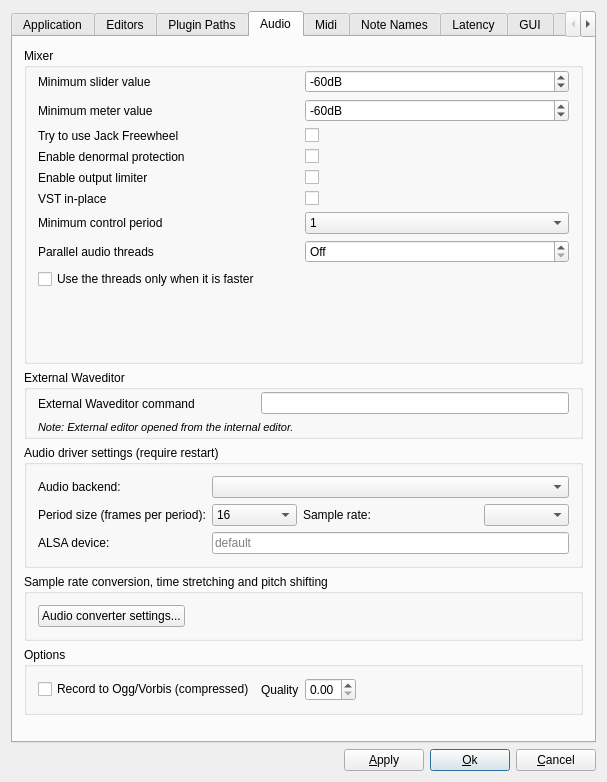
This is src/muse/components/gensetbase.ui in spamatica/muse as Qt 5 draws it before an edit. The edited form follows.
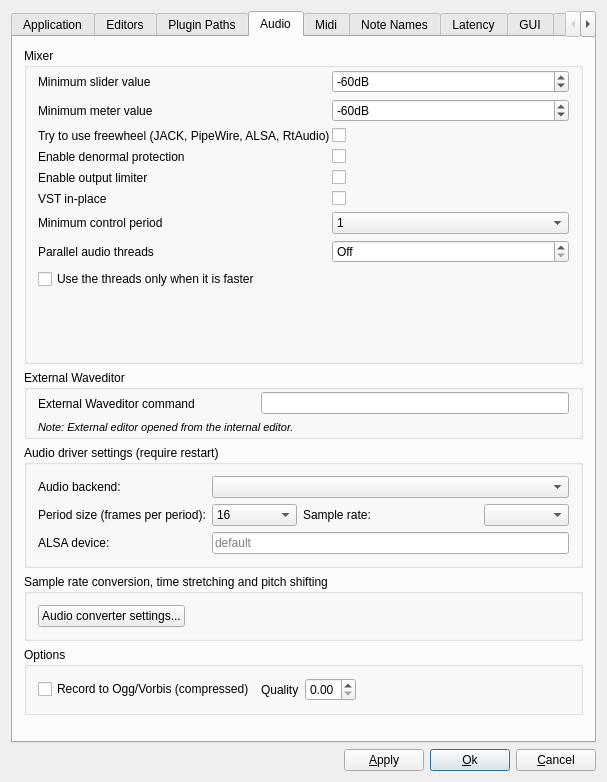
This is the edited form. The open tabs and pages were chosen to show the change.

Commit message: Add freewheel to the ALSA, PipeWire and RtAudio backends

```diff
--- a/src/muse/components/gensetbase.ui
+++ b/src/muse/components/gensetbase.ui
@@ -953,7 +953,7 @@
           <item row="2" column="0">
            <widget class="QLabel" name="freewheelLabel">
             <property name="text">
-             <string>Try to use Jack Freewheel</string>
+             <string>Try to use freewheel (JACK, PipeWire, ALSA, RtAudio)</string>
             </property>
             <property name="wordWrap">
              <bool>false</bool>
```
The commit also changes 8 other files.
